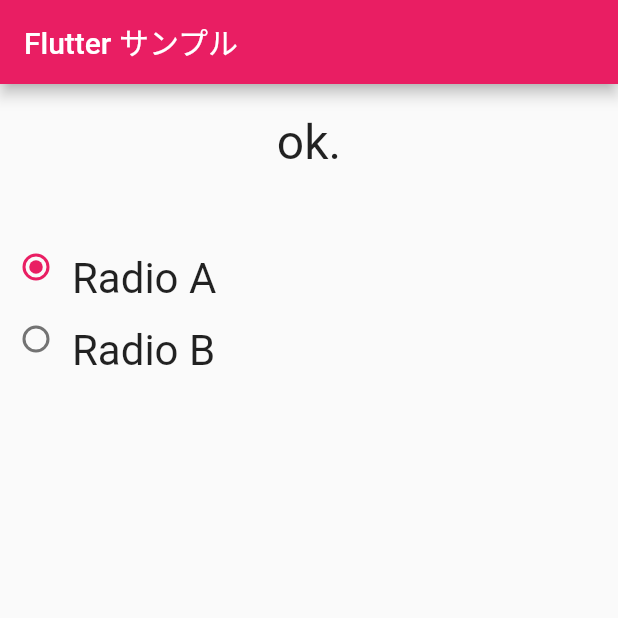
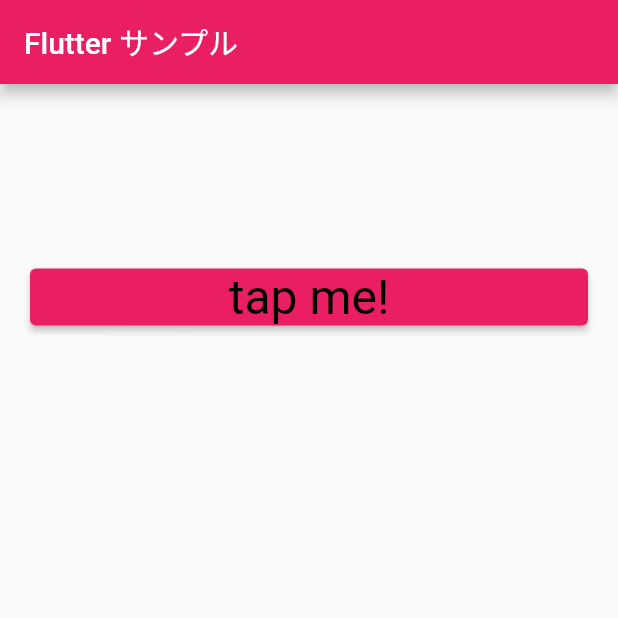
Before and after one commit to sin0713/FlutterSample, a Flutter app: the screen it shows after launch, on a phone screen of 412 x 824 dp, the top half of it. Run offline on Flutter 3.47's test engine with Material 2 defaults, Android fonts, the phone set to English and light mode, and no system bars.

```diff
--- a/flutter_app/lib/main.dart
+++ b/flutter_app/lib/main.dart
@@ -46,7 +46,7 @@ class Data {
 
 class _MyHomePageState extends State<MyHomePage> {
 
-  static var _message = 'ok.';
+  static var _message = '';
   static var _groupValue = RadioType.A;
 
   void checkChanged(RadioType? val) {
@@ -58,6 +58,31 @@ class _MyHomePageState extends State<MyHomePage> {
         _message = "B";
       }
     });
+  }
+
+  void resultAlert(String value) {
+    setState(() {
+      _message = 'selected: $value';
+    });
+  }
+
+  void buttonPressed() {
+    showDialog(context: context,
+        builder: (BuildContext context) => AlertDialog(
+          title: const Text("Hello !"),
+          content: const Text("This is sample."),
+          actions: <Widget>[
+            TextButton(
+              child: const Text('Cancel'),
+              onPressed: () => Navigator.pop<String>(context, 'Cancel')
+            ),
+            TextButton(
+              child: const Text('OK'),
+              onPressed: () => Navigator.pop(context, 'OK')
+            )
+          ]
+        )
+    ).then((value) => resultAlert(value));
   }
 
   @override
@@ -83,45 +108,21 @@ class _MyHomePageState extends State<MyHomePage> {
                   ),
                 ),
 
-                Padding(padding: EdgeInsets.all(10.0)),
+                const Padding(padding: EdgeInsets.all(10.0)),
 
-                Row(
-                    mainAxisAlignment: MainAxisAlignment.start,
-                    mainAxisSize: MainAxisSize.max,
-                    crossAxisAlignment: CrossAxisAlignment.end,
-                    children: [
-                      Radio<RadioType>(
-                        value: RadioType.A,
-                        groupValue: _groupValue,
-                        onChanged: checkChanged,
-                      ),
-                      Text(
-                        "Radio A",
-                        style: TextStyle(fontSize: 28.0,
-                          fontWeight: FontWeight.w400,
-                          fontFamily: "Roboto"),
-                      )
-                    ],
+                Padding(padding: EdgeInsets.all(20.0),
+                child: ElevatedButton(
+                  onPressed: buttonPressed,
+                  child: const Text(
+                    "tap me!",
+                    style: TextStyle(
+                      fontSize: 32.0,
+                      color: Color(0xff000000),
+                      fontWeight: FontWeight.w400,
+                      fontFamily: "Roboto"
+                    ),
                   ),
-
-               Row(
-                    mainAxisAlignment: MainAxisAlignment.start,
-                    mainAxisSize: MainAxisSize.max,
-                    crossAxisAlignment: CrossAxisAlignment.end,
-                    children: [
-                      Radio<RadioType>(
-                        value: RadioType.B,
-                        groupValue: _groupValue,
-                        onChanged: checkChanged,
-                      ),
-                      Text(
-                        "Radio B",
-                        style: TextStyle(fontSize: 28.0,
-                          fontWeight: FontWeight.w400,
-                          fontFamily: "Roboto"),
-                      )
-                    ],
-                  )
+                ),)
               ],
             ),
         )
```
